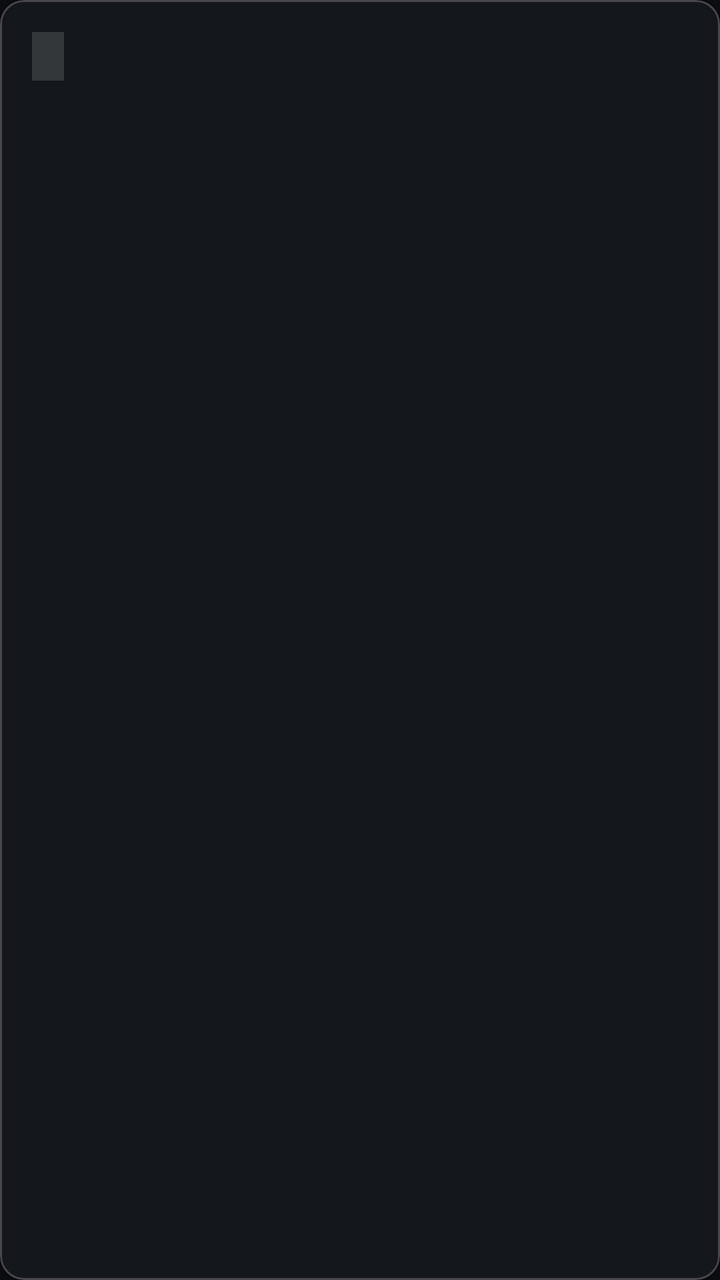
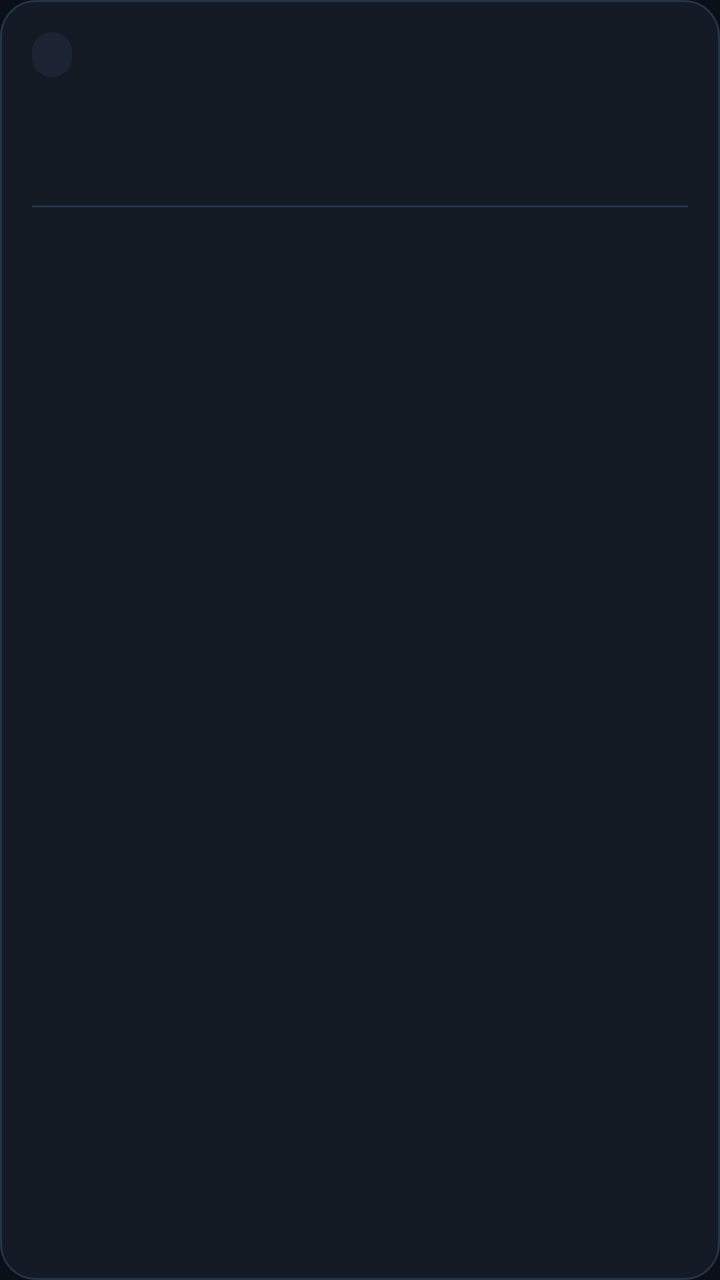

An Android layout rendered at two revisions. The XML below is the earlier revision; the diff shows what the commit changed to produce the second picture.
<!-- AndroidManifest.xml: application theme Theme.RiskFreeRoutes -->
<!-- res/layout/item_my_report.xml -->
<?xml version="1.0" encoding="utf-8"?>
<com.google.android.material.card.MaterialCardView
    xmlns:android="http://schemas.android.com/apk/res/android"
    xmlns:app="http://schemas.android.com/apk/res-auto"
    android:layout_width="match_parent"
    android:layout_height="wrap_content"
    android:layout_margin="8dp"
    app:cardBackgroundColor="@color/surface_white"
    app:cardCornerRadius="12dp"
    app:cardElevation="2dp">

    <androidx.constraintlayout.widget.ConstraintLayout
        android:layout_width="match_parent"
        android:layout_height="wrap_content"
        android:padding="16dp">

        <TextView
            android:id="@+id/tvCategory"
            android:layout_width="wrap_content"
            android:layout_height="wrap_content"
            android:background="@color/glass_border"
            android:paddingHorizontal="8dp"
            android:paddingVertical="4dp"
            android:textColor="@color/text_primary"
            android:textSize="12sp"
            android:textStyle="bold"
            app:layout_constraintStart_toStartOf="parent"
            app:layout_constraintTop_toTopOf="parent" />

        <TextView
            android:id="@+id/tvStatus"
            android:layout_width="wrap_content"
            android:layout_height="wrap_content"
            android:textAllCaps="true"
            android:textSize="10sp"
            android:textStyle="bold"
            app:layout_constraintEnd_toEndOf="parent"
            app:layout_constraintTop_toTopOf="parent" />

        <TextView
            android:id="@+id/tvSubCategory"
            android:layout_width="wrap_content"
            android:layout_height="wrap_content"
            android:layout_marginTop="8dp"
            android:textColor="@color/text_primary"
            android:textSize="16sp"
            android:textStyle="bold"
            app:layout_constraintStart_toStartOf="parent"
            app:layout_constraintTop_toBottomOf="@id/tvCategory" />

        <TextView
            android:id="@+id/tvDescription"
            android:layout_width="0dp"
            android:layout_height="wrap_content"
            android:layout_marginTop="4dp"
            android:ellipsize="end"
            android:maxLines="2"
            android:textColor="@color/text_secondary"
            android:textSize="14sp"
            app:layout_constraintEnd_toEndOf="parent"
            app:layout_constraintStart_toStartOf="parent"
            app:layout_constraintTop_toBottomOf="@id/tvSubCategory" />

        <TextView
            android:id="@+id/tvTimestamp"
            android:layout_width="wrap_content"
            android:layout_height="wrap_content"
            android:layout_marginTop="12dp"
            android:textColor="@color/text_secondary"
            android:textSize="12sp"
            app:layout_constraintStart_toStartOf="parent"
            app:layout_constraintTop_toBottomOf="@id/tvDescription" />

        <TextView
            android:id="@+id/tvVerification"
            android:layout_width="wrap_content"
            android:layout_height="wrap_content"
            android:layout_marginTop="12dp"
            android:textColor="@color/text_secondary"
            android:textSize="12sp"
            app:layout_constraintEnd_toEndOf="parent"
            app:layout_constraintTop_toBottomOf="@id/tvDescription" />

    </androidx.constraintlayout.widget.ConstraintLayout>

</com.google.android.material.card.MaterialCardView>
<!-- resources referenced by this layout -->
<resources>
  <color name="glass_border">#22FFFFFF</color>
  <color name="surface_white">@color/glass_panel</color>
  <color name="text_primary">#F9FAFB</color>
  <color name="text_secondary">#9CA3AF</color>
  <style name="Theme.RiskFreeRoutes" parent="Theme.Material3.Dark.NoActionBar">
  
          
          <item name="colorPrimary">@color/primary_blue</item>
          <item name="colorPrimaryContainer">@color/primary_blue_light</item>
          <item name="colorOnPrimary">@color/text_primary</item>
  
          <item name="colorSecondary">@color/accent_blue</item>
          <item name="colorOnSecondary">@color/text_primary</item>
  
          <item name="colorTertiary">@color/danger_red</item>
          <item name="colorError">@color/danger_red</item>
  
          <item name="colorSurface">@color/glass_panel</item>
          <item name="colorOnSurface">@color/text_primary</item>
  
          <item name="android:colorBackground">@color/colorBackground</item>
  
          
          <item name="android:statusBarColor">@color/colorBackground</item>
          <item name="android:navigationBarColor">@color/colorBackground</item>
  
          
          <item name="shapeAppearanceSmallComponent">@style/ShapeAppearance.RiskFreeRoutes.SmallComponent</item>
          <item name="shapeAppearanceMediumComponent">@style/ShapeAppearance.RiskFreeRoutes.MediumComponent</item>
          <item name="shapeAppearanceLargeComponent">@style/ShapeAppearance.RiskFreeRoutes.LargeComponent</item>
  
      </style>
  <color name="glass_panel">#991C2026</color>
  <color name="primary_blue">#2563EB</color>
  <color name="primary_blue_light">#4F8CFF</color>
  <color name="accent_blue">#8FB4FF</color>
  <color name="danger_red">#EF4444</color>
  <color name="colorBackground">#0B0D10</color>
  <style name="ShapeAppearance.RiskFreeRoutes.SmallComponent" parent="ShapeAppearance.Material3.SmallComponent">
          <item name="cornerRadius">12dp</item>
      </style>
  <style name="ShapeAppearance.RiskFreeRoutes.MediumComponent" parent="ShapeAppearance.Material3.MediumComponent">
          <item name="cornerRadius">16dp</item>
      </style>
  <style name="ShapeAppearance.RiskFreeRoutes.LargeComponent" parent="ShapeAppearance.Material3.LargeComponent">
          <item name="cornerRadius">24dp</item>
      </style>
</resources>

<!-- the commit's change to res/layout/item_my_report.xml (unified diff, before → after) -->
@@ -4,50 +4,60 @@
     xmlns:app="http://schemas.android.com/apk/res-auto"
     android:layout_width="match_parent"
     android:layout_height="wrap_content"
-    android:layout_margin="8dp"
-    app:cardBackgroundColor="@color/surface_white"
-    app:cardCornerRadius="12dp"
-    app:cardElevation="2dp">
+    android:layout_marginHorizontal="16dp"
+    android:layout_marginVertical="6dp"
+    app:cardCornerRadius="@dimen/card_corner_radius"
+    app:cardElevation="0dp"
+    app:cardBackgroundColor="@color/colorSurface"
+    app:strokeColor="@color/colorSurfaceBorder"
+    app:strokeWidth="1dp">
 
     <androidx.constraintlayout.widget.ConstraintLayout
         android:layout_width="match_parent"
         android:layout_height="wrap_content"
         android:padding="16dp">
 
+        
         <TextView
             android:id="@+id/tvCategory"
             android:layout_width="wrap_content"
             android:layout_height="wrap_content"
-            android:background="@color/glass_border"
-            android:paddingHorizontal="8dp"
+            android:background="@drawable/bg_pill_glass"
+            android:backgroundTint="@color/colorSurfaceVariant"
+            android:paddingHorizontal="10dp"
             android:paddingVertical="4dp"
-            android:textColor="@color/text_primary"
-            android:textSize="12sp"
+            android:textColor="@color/primary_blue_light"
+            android:textSize="11sp"
             android:textStyle="bold"
             app:layout_constraintStart_toStartOf="parent"
             app:layout_constraintTop_toTopOf="parent" />
 
+        
         <TextView
             android:id="@+id/tvStatus"
             android:layout_width="wrap_content"
             android:layout_height="wrap_content"
             android:textAllCaps="true"
-            android:textSize="10sp"
+            android:textSize="11sp"
             android:textStyle="bold"
             app:layout_constraintEnd_toEndOf="parent"
-            app:layout_constraintTop_toTopOf="parent" />
+            app:layout_constraintTop_toTopOf="parent"
+            app:layout_constraintBottom_toBottomOf="@id/tvCategory" />
 
+        
         <TextView
             android:id="@+id/tvSubCategory"
-            android:layout_width="wrap_content"
+            android:layout_width="0dp"
             android:layout_height="wrap_content"
-            android:layout_marginTop="8dp"
+            android:layout_marginTop="10dp"
             android:textColor="@color/text_primary"
-            android:textSize="16sp"
+            android:textSize="15sp"
             android:textStyle="bold"
             app:layout_constraintStart_toStartOf="parent"
+            app:layout_constraintEnd_toEndOf="parent"
             app:layout_constraintTop_toBottomOf="@id/tvCategory" />
 
+        
         <TextView
             android:id="@+id/tvDescription"
             android:layout_width="0dp"
@@ -56,30 +66,43 @@
             android:ellipsize="end"
             android:maxLines="2"
             android:textColor="@color/text_secondary"
-            android:textSize="14sp"
+            android:textSize="13sp"
             app:layout_constraintEnd_toEndOf="parent"
             app:layout_constraintStart_toStartOf="parent"
             app:layout_constraintTop_toBottomOf="@id/tvSubCategory" />
 
+        <View
+            android:id="@+id/divider"
+            android:layout_width="0dp"
+            android:layout_height="1dp"
+            android:layout_marginTop="12dp"
+            android:background="@color/colorSurfaceBorder"
+            app:layout_constraintStart_toStartOf="parent"
+            app:layout_constraintEnd_toEndOf="parent"
+            app:layout_constraintTop_toBottomOf="@id/tvDescription" />
+
+        
         <TextView
             android:id="@+id/tvTimestamp"
             android:layout_width="wrap_content"
             android:layout_height="wrap_content"
-            android:layout_marginTop="12dp"
-            android:textColor="@color/text_secondary"
+            android:layout_marginTop="10dp"
+            android:textColor="@color/text_muted"
             android:textSize="12sp"
             app:layout_constraintStart_toStartOf="parent"
-            app:layout_constraintTop_toBottomOf="@id/tvDescription" />
+            app:layout_constraintTop_toBottomOf="@id/divider" />
 
+        
         <TextView
             android:id="@+id/tvVerification"
             android:layout_width="wrap_content"
             android:layout_height="wrap_content"
-            android:layout_marginTop="12dp"
-            android:textColor="@color/text_secondary"
+            android:layout_marginTop="10dp"
+            android:textColor="@color/success_green"
             android:textSize="12sp"
+            android:textStyle="bold"
             app:layout_constraintEnd_toEndOf="parent"
-            app:layout_constraintTop_toBottomOf="@id/tvDescription" />
+            app:layout_constraintTop_toBottomOf="@id/divider" />
 
     </androidx.constraintlayout.widget.ConstraintLayout>
 
<!-- resource entries referenced after the edit -->
@@ -1,30 +1,48 @@
 <!-- resources referenced by this layout -->
 <resources>
-  <color name="glass_border">#22FFFFFF</color>
-  <color name="surface_white">@color/glass_panel</color>
-  <color name="text_primary">#F9FAFB</color>
-  <color name="text_secondary">#9CA3AF</color>
+  <color name="colorSurface">#141A24</color>
+  <color name="colorSurfaceBorder">#283347</color>
+  <color name="colorSurfaceVariant">#1C2433</color>
+  <color name="text_primary">#F8FAFC</color>
+  <color name="text_secondary">#94A3B8</color>
+  <dimen name="card_corner_radius">18dp</dimen>
+  <!-- drawable bg_pill_glass (drawable) -->
+  <?xml version="1.0" encoding="utf-8"?>
+  <shape xmlns:android="http://schemas.android.com/apk/res/android"
+      android:shape="rectangle">
+      <solid android:color="@color/colorSurfaceVariant" />
+      <corners android:radius="@dimen/pill_corner_radius" />
+      <stroke
+          android:width="1dp"
+          android:color="@color/colorSurfaceBorder" />
+  </shape>
   <style name="Theme.RiskFreeRoutes" parent="Theme.Material3.Dark.NoActionBar">
   
           
           <item name="colorPrimary">@color/primary_blue</item>
-          <item name="colorPrimaryContainer">@color/primary_blue_light</item>
-          <item name="colorOnPrimary">@color/text_primary</item>
+          <item name="colorPrimaryContainer">@color/primary_blue_dark</item>
+          <item name="colorOnPrimary">@color/text_on_primary</item>
   
           <item name="colorSecondary">@color/accent_blue</item>
-          <item name="colorOnSecondary">@color/text_primary</item>
+          <item name="colorSecondaryContainer">@color/primary_blue_subtle</item>
+          <item name="colorOnSecondary">@color/colorBackground</item>
   
-          <item name="colorTertiary">@color/danger_red</item>
+          <item name="colorTertiary">@color/warning_amber</item>
           <item name="colorError">@color/danger_red</item>
+          <item name="colorOnError">@color/text_on_primary</item>
   
-          <item name="colorSurface">@color/glass_panel</item>
+          <item name="colorSurface">@color/colorSurface</item>
+          <item name="colorSurfaceVariant">@color/colorSurfaceVariant</item>
           <item name="colorOnSurface">@color/text_primary</item>
+          <item name="colorOnSurfaceVariant">@color/text_secondary</item>
   
           <item name="android:colorBackground">@color/colorBackground</item>
   
           
           <item name="android:statusBarColor">@color/colorBackground</item>
           <item name="android:navigationBarColor">@color/colorBackground</item>
+          <item name="android:windowLightStatusBar">false</item>
+          <item name="android:windowLightNavigationBar">false</item>
   
           
           <item name="shapeAppearanceSmallComponent">@style/ShapeAppearance.RiskFreeRoutes.SmallComponent</item>
@@ -32,17 +50,23 @@
           <item name="shapeAppearanceLargeComponent">@style/ShapeAppearance.RiskFreeRoutes.LargeComponent</item>
   
       </style>
-  <color name="glass_panel">#991C2026</color>
-  <color name="primary_blue">#2563EB</color>
-  <color name="primary_blue_light">#4F8CFF</color>
-  <color name="accent_blue">#8FB4FF</color>
+  <dimen name="pill_corner_radius">24dp</dimen>
+  <color name="primary_blue">#3B82F6</color>
+  <color name="primary_blue_dark">#2563EB</color>
+  <color name="text_on_primary">#FFFFFF</color>
+  <color name="primary_blue_light">#60A5FA</color>
+  <color name="success_green">#10B981</color>
+  <color name="text_muted">#64748B</color>
+  <color name="accent_blue">#93C5FD</color>
+  <color name="primary_blue_subtle">#1E2C44</color>
   <color name="danger_red">#EF4444</color>
-  <color name="colorBackground">#0B0D10</color>
+  <color name="colorBackground">#0B0F17</color>
+  <color name="warning_amber">#F59E0B</color>
   <style name="ShapeAppearance.RiskFreeRoutes.SmallComponent" parent="ShapeAppearance.Material3.SmallComponent">
           <item name="cornerRadius">12dp</item>
       </style>
   <style name="ShapeAppearance.RiskFreeRoutes.MediumComponent" parent="ShapeAppearance.Material3.MediumComponent">
-          <item name="cornerRadius">16dp</item>
+          <item name="cornerRadius">18dp</item>
       </style>
   <style name="ShapeAppearance.RiskFreeRoutes.LargeComponent" parent="ShapeAppearance.Material3.LargeComponent">
           <item name="cornerRadius">24dp</item>
